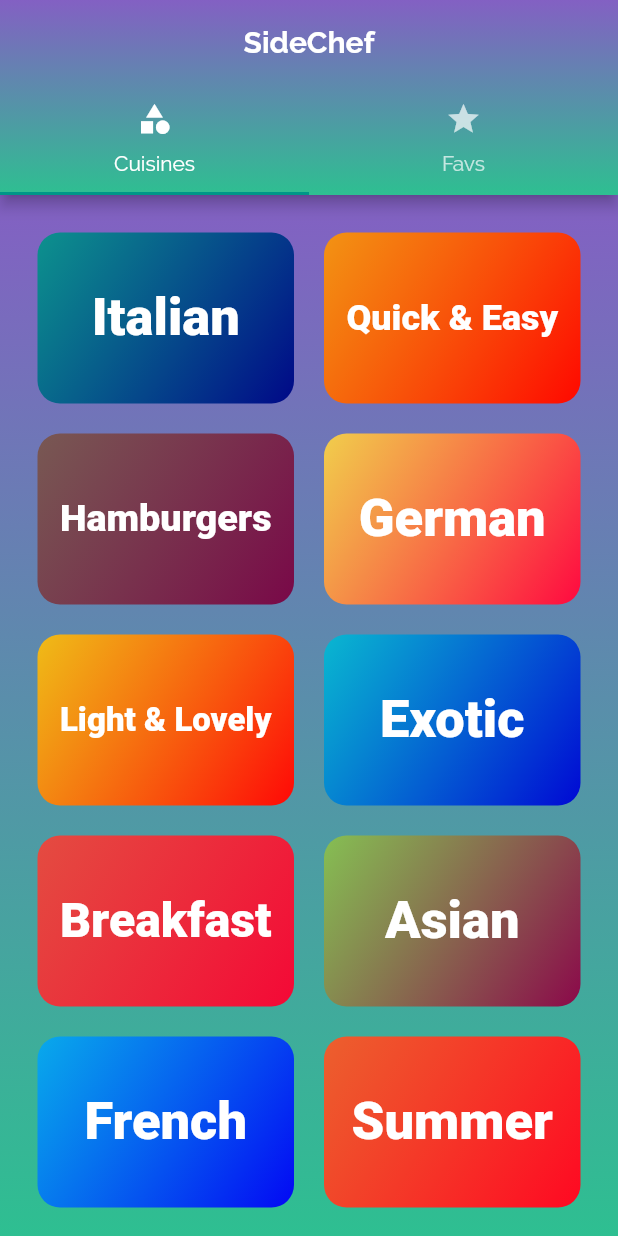
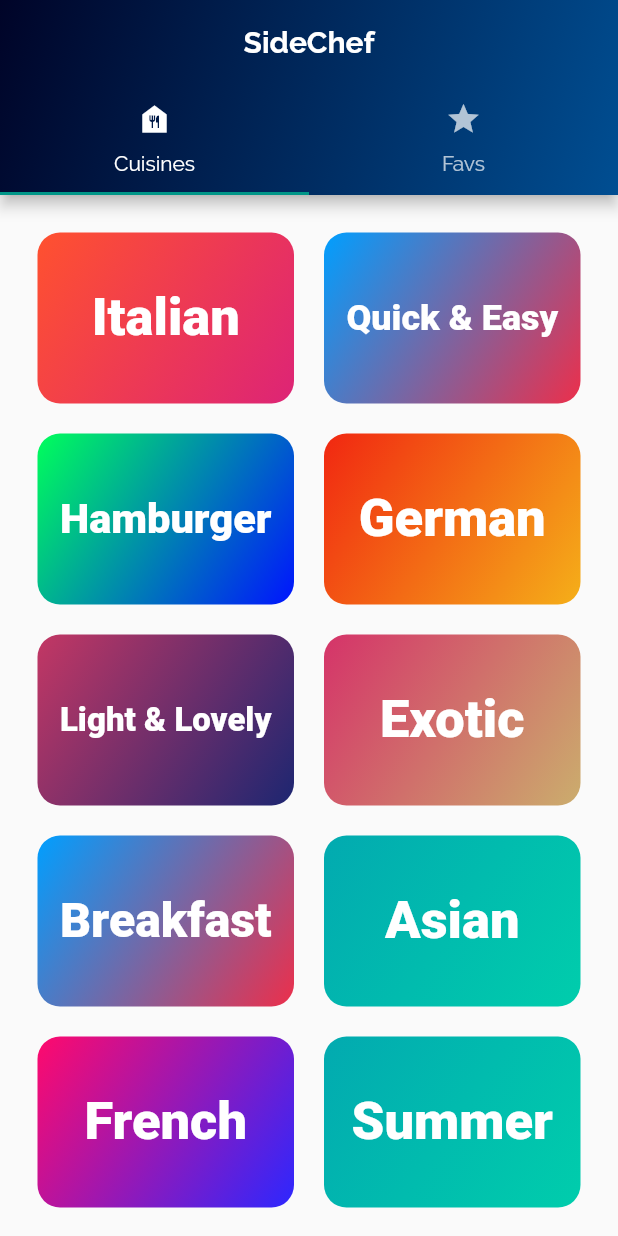
Before and after one commit to Sharan-121/Sidechef, a Flutter app: the screen it shows after launch, on a phone screen of 412 x 824 dp. Run offline on Flutter 3.47's test engine with Material 2 defaults, Android fonts, the phone set to English and light mode, and no system bars; our stand-ins replace google_fonts, hexcolor; Roboto replaces fonts that are missing (Tangerine).

Commit message:
Changed colors

```diff
--- a/lib/cuisine_data.dart
+++ b/lib/cuisine_data.dart
@@ -1,19 +1,62 @@
 import 'package:flutter/material.dart';
+import 'package:hexcolor/hexcolor.dart';
 
 import './models/cuisine.dart';
 import './models/meal.dart';
 
-const cuisineData = [
-  Cuisine(id: "c1", title: "Italian", color: Colors.teal),
-  Cuisine(id: "c2", title: "Quick & Easy", color: Colors.orange),
-  Cuisine(id: "c3", title: "Hamburgers", color: Colors.brown),
-  Cuisine(id: "c4", title: "German", color: Colors.amberAccent),
-  Cuisine(id: "c5", title: "Light & Lovely", color: Colors.amber),
-  Cuisine(id: "c6", title: "Exotic", color: Colors.cyan),
-  Cuisine(id: "c7", title: "Breakfast", color: Colors.red),
-  Cuisine(id: "c8", title: "Asian", color: Colors.lightGreen),
-  Cuisine(id: "c9", title: "French", color: Colors.lightBlue),
-  Cuisine(id: "c10", title: "Summer", color: Colors.deepOrange),
+var cuisineData = [
+  Cuisine(
+      id: "c1",
+      title: "Italian",
+      color1: HexColor("#ff512f"),
+      color2: HexColor("#dd2476")),
+  Cuisine(
+    id: "c2",
+    title: "Quick & Easy",
+    color1: HexColor("#009fff"),
+      color2: HexColor("#ec2f4b"),
+  ),
+  Cuisine(
+      id: "c3",
+      title: "Hamburger",
+      color1: HexColor("#00FF5B"),
+      color2: HexColor("#0014FF")),
+  Cuisine(
+      id: "c4",
+      title: "German",
+      color1: HexColor("#f12711"),
+      color2: HexColor("#f5af19"),),
+  Cuisine(
+      id: "c5",
+      title: "Light & Lovely",
+
+      color1: HexColor("#C33764"),
+      color2: HexColor("#1D2671")),
+  Cuisine(
+      id: "c6",
+      title: "Exotic",
+      color1: HexColor("#d53369"),
+      color2: HexColor("#cbad6d")),
+  Cuisine(
+      id: "c7",
+      title: "Breakfast",
+      color1: HexColor("#009fff"),
+      color2: HexColor("#ec2f4b")),
+  Cuisine(
+      id: "c8",
+      title: "Asian",
+      color1: HexColor("#02aab0"),
+      color2: HexColor("#00cdac")),
+  Cuisine(
+      id: "c9",
+      title: "French",
+      color1: HexColor("#FF0A6C"),
+      color2: HexColor("#2D27FF")),
+  Cuisine(
+      id: "c10",
+      title: "Summer",
+      color1: HexColor("#02aab0"),
+      color2: HexColor("#00cdac")),
 ];
 
 var recipeData = [
--- a/lib/main.dart
+++ b/lib/main.dart
@@ -1,6 +1,6 @@
 import 'package:flutter/material.dart';
 import 'package:restaurant_cuisine_app/screen/cuisine_recipe.dart';
-import 'package:restaurant_cuisine_app/screen/cuisines_screen.dart';
+
 import 'package:restaurant_cuisine_app/screen/tabs_screen.dart';
 import '../screen/recipe_screen.dart';
 
--- a/lib/models/cuisine.dart
+++ b/lib/models/cuisine.dart
@@ -3,7 +3,8 @@ import 'package:flutter/material.dart';
 class Cuisine {
   final String id;
   final String title;
-  final Color color;
+  final Color color1;
+  final Color color2;
 
-  const Cuisine({required this.id, required this.title, required this.color});
+  const Cuisine({required this.id, required this.title, required this.color1,required this.color2});
 }
--- a/lib/screen/cuisines_screen.dart
+++ b/lib/screen/cuisines_screen.dart
@@ -9,14 +9,14 @@ class CuisineScreen extends StatelessWidget {
   @override
   Widget build(BuildContext context) {
     return GridView(
-
       padding: const EdgeInsets.all(25),
       children: <Widget>[
         ...cuisineData
             .map(
               (data) => CuisineItem(
                 title: data.title,
-                color: data.color,
+                color1: data.color1,
+                color2: data.color2,
                 id: data.id,
               ),
             )
--- a/lib/screen/tabs_screen.dart
+++ b/lib/screen/tabs_screen.dart
@@ -21,9 +21,10 @@ class _TabScreenState extends State<TabScreen> {
           flexibleSpace: Container(
             decoration: BoxDecoration(
               gradient: LinearGradient(
-                  colors: [HexColor("8360c3"), HexColor("2ebf91")],
-                  begin: Alignment.topCenter,
-                  end: Alignment.bottomCenter,
+                // colors: [HexColor("#ff512f"), HexColor("#dd2476")],
+                colors: [HexColor("#000428"), HexColor("#004e92")],
+                begin: Alignment.topLeft,
+                end: Alignment.bottomRight,
               ),
             ),
           ),
@@ -33,22 +34,15 @@ class _TabScreenState extends State<TabScreen> {
             style: TextStyle(fontWeight: FontWeight.w700, fontSize: 20),
           ),
           bottom: const TabBar(tabs: <Widget>[
-              Tab(icon: Icon(Icons.category), text: "Cuisines"),
+            Tab(icon: Icon(Icons.food_bank), text: "Cuisines"),
             Tab(icon: Icon(Icons.star), text: "Favs"),
           ]),
         ),
-          body: Container(
-            decoration: BoxDecoration(
-                gradient: LinearGradient(
-              colors: [HexColor("8360c3"), HexColor("2ebf91")],
-              begin: Alignment.topCenter,
-              end: Alignment.bottomCenter,
-            )),
-            child: TabBarView(children: <Widget>[
+        body: TabBarView(children: <Widget>[
           CuisineScreen(),
           FavoritesScreen(),
         ]),
-          )),
+      ),
     );
   }
 }
--- a/lib/widgets/cuisine_item.dart
+++ b/lib/widgets/cuisine_item.dart
@@ -4,14 +4,19 @@ import 'package:google_fonts/google_fonts.dart';
 class CuisineItem extends StatelessWidget {
   final String title;
   final String id;
-  final Color color;
+  final Color color1;
+  final Color color2;
 
-  CuisineItem({required this.title, required this.color, required this.id});
+  CuisineItem(
+      {required this.title,
+      required this.color1,
+      required this.color2,
+      required this.id});
 
   void selectCuisine(BuildContext ctx) {
     Navigator.of(ctx).pushNamed(
       '/CuisineRecipe',
-      arguments: {"id": id, "title": title, "color": color},
+      arguments: {"id": id, "title": title, "color1": color1, "color2": color2},
     );
   }
 
@@ -37,10 +42,7 @@ class CuisineItem extends StatelessWidget {
         ),
         decoration: BoxDecoration(
           gradient: LinearGradient(
-            colors: [
-              color.withOpacity(0.9),
-              color.withGreen(8),
-            ],
+            colors: [color1, color2],
             begin: Alignment.topLeft,
             end: Alignment.bottomRight,
           ),
```
Lines whose indentation alone changed are shown as unchanged.
